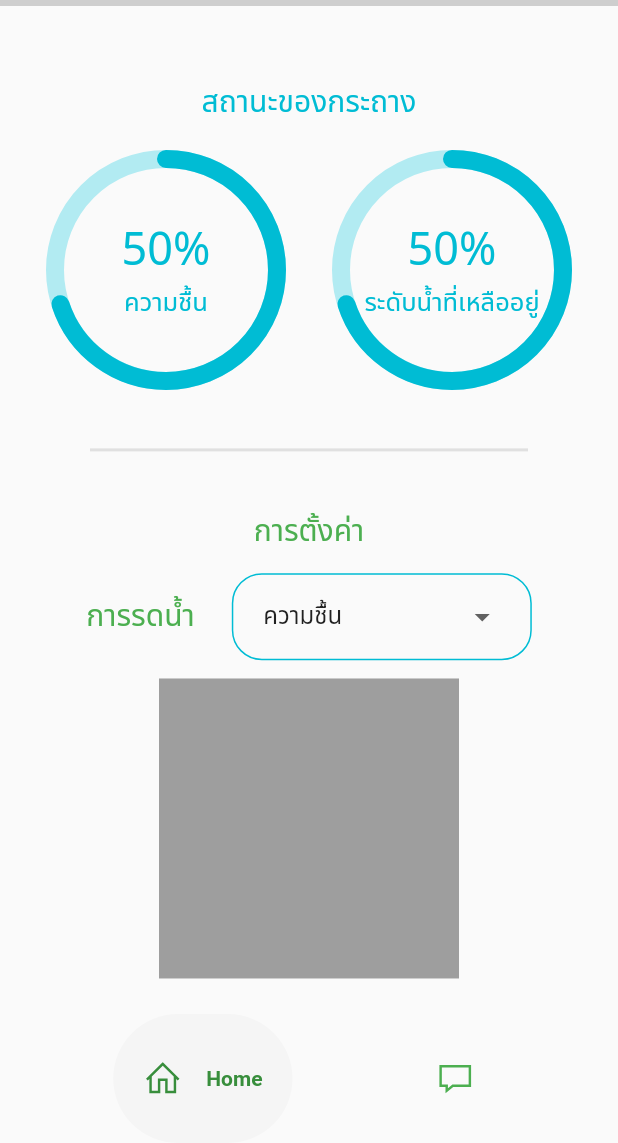
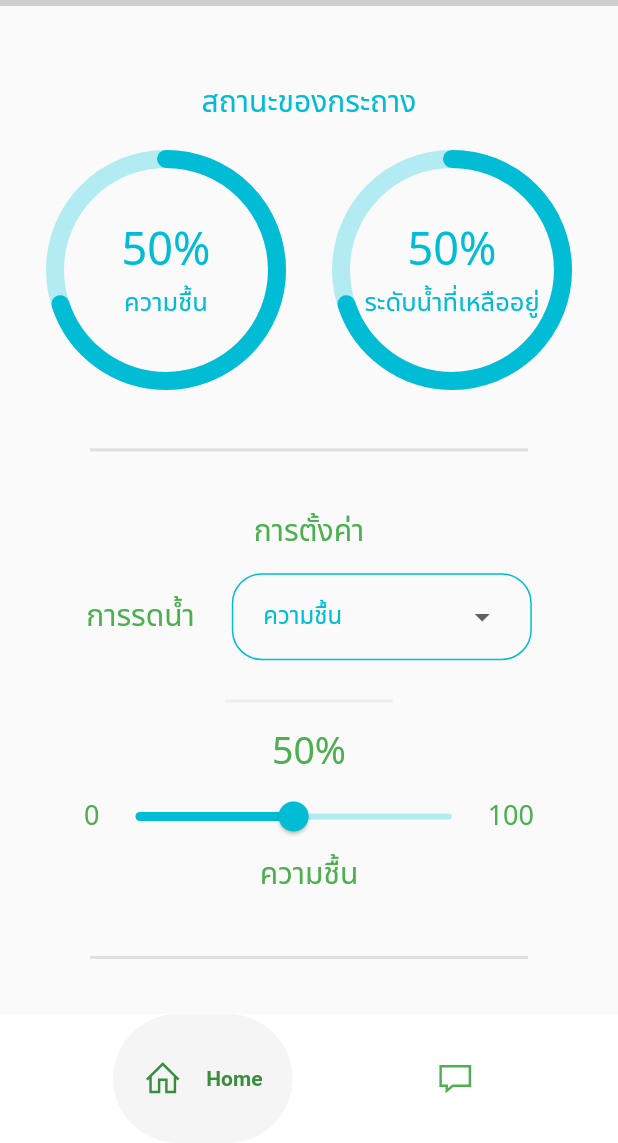
Before and after one commit to Phongthikorn/plant-base, a Flutter app: the screen it shows after launch, after a tap on "ต้นอะไรเนี่ยยยยยยยยยยยยยยยยยยยยยยยยยยยยย", on a phone screen of 412 x 824 dp, the part 93-1236 px from its top. Run offline on Flutter 3.47's test engine with Material 2 defaults, Android fonts, the phone set to English and light mode, and no system bars; drawn by our look-alikes of google_nav_bar, percent_indicator; our stand-ins replace line_icons; missing offline and left inert: mqtt_client.

Commit message:
feat: add setting widget

```diff
--- a/lib/main.dart
+++ b/lib/main.dart
@@ -41,6 +41,7 @@ class PlantBaseState extends State<PlantBase> {
     return Consumer<PageProvider>(builder: (context, value, child) => MaterialApp(
       home: Scaffold(
         body: pages[value.pageIndex.toInt()],
+        backgroundColor: Colors.grey[50],
         appBar: AppBar(
           backgroundColor: Colors.white,
           elevation: 0,
@@ -66,6 +67,7 @@ class PlantBaseState extends State<PlantBase> {
           centerTitle: true,
         ),
         bottomNavigationBar: GNav(
+          backgroundColor: Colors.white,
           tabs: const [
             GButton(
               icon: LineIcons.home,
--- a/lib/pages/pot_setting.dart
+++ b/lib/pages/pot_setting.dart
@@ -1,6 +1,9 @@
 import 'package:flutter/cupertino.dart';
 import 'package:flutter/material.dart';
 import 'package:percent_indicator/circular_percent_indicator.dart';
+import 'package:plant_base/widget/watering_settng/humidity_setting.dart';
+import 'package:plant_base/widget/watering_settng/time_setting.dart';
+import 'package:plant_base/widget/watering_settng/timer_setting.dart';
 
 class PotSettingPage extends StatefulWidget {
 
@@ -12,12 +15,13 @@ class PotSettingPage extends StatefulWidget {
 
 class _PotSettingPageState extends State<PotSettingPage> {
 
+  int _pageIndex = 0;
   String? value = "Humidity";
+  final settingWidget = [HumiditySetting(), const TimeSetting(), const TimerSetting()];
 
   @override
   Widget build(BuildContext context) {
     return SingleChildScrollView(
-
       child: Column(
         crossAxisAlignment: CrossAxisAlignment.center,
         children: [
@@ -136,6 +140,17 @@ class _PotSettingPageState extends State<PotSettingPage> {
                   onChanged: (String? value) {
                     setState(() {
                       this.value = value;
+                      switch (this.value) {
+                        case "Humidity":
+                          _pageIndex = 0;
+                          break;
+                        case "Time":
+                          _pageIndex = 1;
+                          break;
+                        case "Timer":
+                          _pageIndex = 2;
+                          break;
+                      }
                     });
                   },
                   items: const [
@@ -145,7 +160,30 @@ class _PotSettingPageState extends State<PotSettingPage> {
                         "ความชื้น",
                         style: TextStyle(
                           fontFamily: "NotoSans",
-                          fontSize: 16
+                          fontSize: 16,
+                          color: Colors.cyan
+                        ),
+                      ),
+                    ),
+                    DropdownMenuItem<String>(
+                      value: "Time",
+                      child: Text(
+                        "เวลาที่กำหนด",
+                        style: TextStyle(
+                            fontFamily: "NotoSans",
+                            fontSize: 16,
+                            color: Colors.cyan
+                        ),
+                      ),
+                    ),
+                    DropdownMenuItem<String>(
+                      value: "Timer",
+                      child: Text(
+                        "จับเวลา",
+                        style: TextStyle(
+                            fontFamily: "NotoSans",
+                            fontSize: 16,
+                            color: Colors.cyan
                         ),
                       ),
                     )
@@ -154,10 +192,15 @@ class _PotSettingPageState extends State<PotSettingPage> {
               ),
             ],
           ),
+          Divider(
+            color: Colors.grey[200],
+            endIndent: 150,
+            indent: 150,
+            height: 30,
+            thickness: 2,
+          ),
           Container(
-            color: Colors.grey,
-            width: 200,
-            height: 200,
+            child: settingWidget[_pageIndex],
           ),
           Divider(
             color: Colors.grey[300],
--- a/lib/widget/plant_pot_button.dart
+++ b/lib/widget/plant_pot_button.dart
@@ -15,13 +15,17 @@ class _PlantPotButtonState extends State<PlantPotButton> {
   Widget build(BuildContext context) {
     return Consumer<PageProvider>(builder: (context, value, child) => OutlinedButton(
       onPressed: () {
-        final page_provider = context.read<PageProvider>();
-        page_provider.selectPage(2);
+        final pageProvider = context.read<PageProvider>();
+        pageProvider.selectPage(2);
       },
-      style: OutlinedButton.styleFrom(
-        foregroundColor: Colors.green,
-        shape: RoundedRectangleBorder(
-          borderRadius: BorderRadius.circular(25),
+      style: ButtonStyle(
+        foregroundColor: MaterialStateProperty.all(Colors.green),
+        backgroundColor: MaterialStateProperty.all(Colors.white),
+        shape: MaterialStateProperty.all(
+          RoundedRectangleBorder(
+            borderRadius: BorderRadius.circular(25),
+            side: BorderSide.none, // Set border side to none
+          ),
         ),
       ),
       child: Container(
@@ -42,7 +46,7 @@ class _PlantPotButtonState extends State<PlantPotButton> {
             Expanded(
               child: Align(
                 alignment: Alignment.center,
-                child: Container(
+                child: SizedBox(
                   width: MediaQuery.of(context).size.width * 0.38,
                   child: const Text(
                     "ต้นอะไรเนี่ยยยยยยยยยยยยยยยยยยยยยยยยยยยยย",
@@ -54,7 +58,7 @@ class _PlantPotButtonState extends State<PlantPotButton> {
                 ),
               ),
             ),
-            Container(
+            SizedBox(
               width: MediaQuery.of(context).size.width * 0.175,
               child: Column(
                 mainAxisAlignment: MainAxisAlignment.center,
@@ -63,7 +67,7 @@ class _PlantPotButtonState extends State<PlantPotButton> {
                     mainAxisAlignment: MainAxisAlignment.spaceBetween,
                     children: [
                       Image.asset('assets/watering-3.png', width: 25, height: 25),
-                      Text(
+                      const Text(
                         "1 ชม.",
                         style: TextStyle(
                             fontFamily: "NotoSans",
@@ -77,7 +81,7 @@ class _PlantPotButtonState extends State<PlantPotButton> {
                     mainAxisAlignment: MainAxisAlignment.spaceBetween,
                     children: [
                       Image.asset('assets/humidity.png', width: 25, height: 25),
-                      Text(
+                      const Text(
                         "23%",
                         style: TextStyle(
                             fontFamily: "NotoSans",
--- /dev/null
+++ b/lib/widget/watering_settng/humidity_setting.dart
@@ -0,0 +1,77 @@
+import 'package:flutter/material.dart';
+
+
+class HumiditySetting extends StatefulWidget {
+  @override
+  _HumiditySettingState createState() => _HumiditySettingState();
+}
+
+class _HumiditySettingState extends State<HumiditySetting> {
+  double _sliderValue = 50.0; // Use double instead of int
+
+  @override
+  Widget build(BuildContext context) {
+    return Column(
+      mainAxisAlignment: MainAxisAlignment.center,
+      children: [
+        Text(
+          '${_sliderValue.round()}%',
+          style: const TextStyle(
+            fontFamily: 'NotoSans',
+            fontSize: 25,
+            color: Colors.green,
+          ),
+        ),
+        SizedBox(
+          width: 300,
+          child: Row(
+            mainAxisAlignment: MainAxisAlignment.spaceBetween,
+            children: [
+              const Text(
+                '0',
+                style: TextStyle(
+                  fontFamily: 'NotoSans',
+                  fontSize: 18,
+                  color: Colors.green,
+                ),
+              ),
+              Expanded(
+                child: Slider(
+                  value: _sliderValue,
+                  onChanged: (value) {
+                    setState(() {
+                      _sliderValue = value;
+                    });
+                  },
+                  min: 0,
+                  max: 100,
+                  divisions: 100,
+                  activeColor: Colors.cyan,
+                  inactiveColor: Colors.cyan[100],
+                  label: '${_sliderValue.round()}',
+
+                ),
+              ),
+              const Text(
+                '100',
+                style: TextStyle(
+                  fontFamily: 'NotoSans',
+                  fontSize: 18,
+                  color: Colors.green,
+                ),
+              ),
+            ],
+          ),
+        ),
+        const Text(
+          'ความชื้น',
+          style: TextStyle(
+            fontFamily: 'NotoSans',
+            fontSize: 20,
+            color: Colors.green,
+          ),
+        ),
+      ],
+    );
+  }
+}
```
Also changed, not shown: lib/widget/watering_settng/time_setting.dart (added, +183 -0 lines), lib/widget/watering_settng/timer_setting.dart (added, +163 -0 lines).
